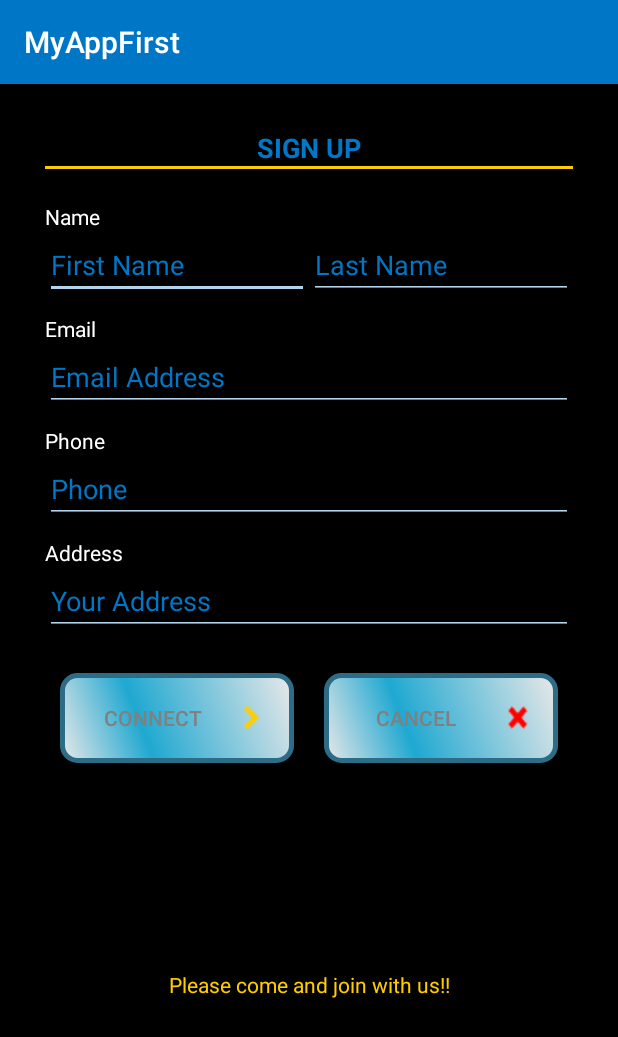
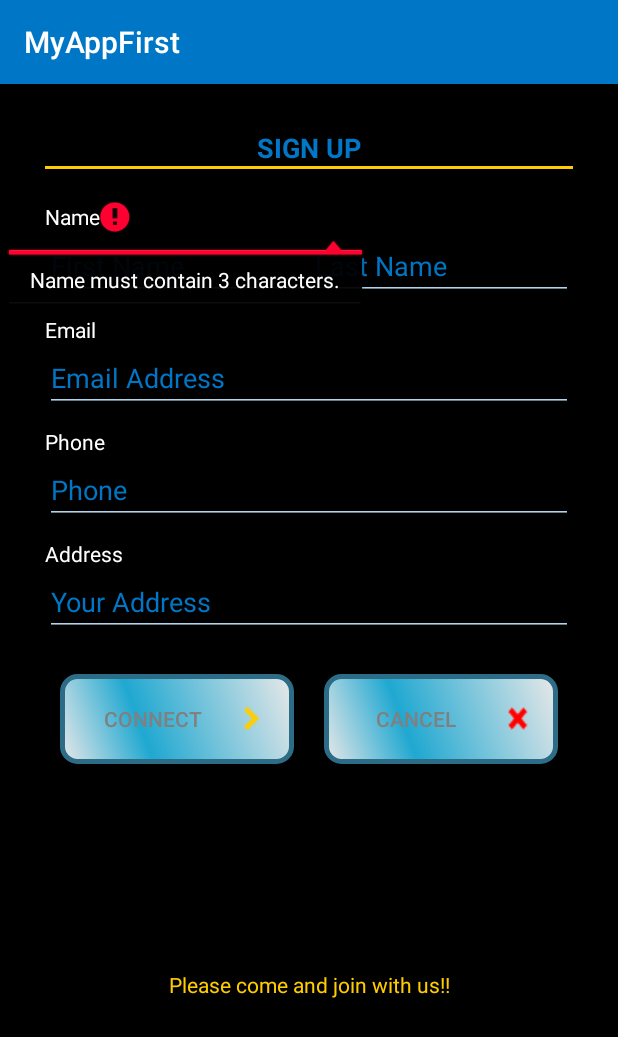
Before and after one commit to taramndr/AndroidFirst, an Android app: the screen it shows after launch (MainActivity), after a tap on "CONNECT", on a phone screen of 412 x 824 dp. Shown: the top 1037 px of the screen. Run offline under Robolectric (Android 15) with nearby library versions, the phone set to English and light mode, and no system bars.

Commit message:
Initial commit

```diff
--- a/app/src/main/java/android/com/myappfirst/activity/FrontActivity.java
+++ b/app/src/main/java/android/com/myappfirst/activity/FrontActivity.java
@@ -133,7 +133,7 @@ public class FrontActivity extends AppCompatActivity {
     //just starting new activity
     public void calculateUserAge(View v){
         startActivity(new Intent(this, CalculateUserAge.class));
-        //if i put this finish then after backpress frm CalculateUserAge activity you will be directly redirect to MainActivity(form)
+        //if we put this finish then after backpress frm CalculateUserAge activity you will be directly redirect to MainActivity(form)
         finish(); // if we use finish() then app not return back to this activity again
     }
 
--- a/app/src/main/java/android/com/myappfirst/activity/MainActivity.java
+++ b/app/src/main/java/android/com/myappfirst/activity/MainActivity.java
@@ -12,12 +12,14 @@ import android.util.Log;
 import android.view.View;
 import android.widget.Button;
 import android.widget.EditText;
+import android.widget.TextView;
 import android.widget.Toast;
 
 public class MainActivity extends AppCompatActivity implements View.OnClickListener {
 
     private static final String TAG = MainActivity.class.getSimpleName();
     private EditText edtFirstName, edtLastName, edtPhone, edtEmail, edtAddress;
+    private TextView txtFname;
     private Button btnSubmit, btnCancel;
     private String firstName, lastName, email, address, phone;
 
@@ -49,6 +51,8 @@ public class MainActivity extends AppCompatActivity implements View.OnClickListe
         edtAddress = (EditText) findViewById(R.id.edt_address);
         btnSubmit = (Button) findViewById(R.id.btn_submit);
         btnCancel = (Button) findViewById(R.id.btn_cancel);
+
+        txtFname = (TextView) findViewById(R.id.txt_fname);
     }
 
     //function call frm view on btn click
@@ -94,19 +98,32 @@ public class MainActivity extends AppCompatActivity implements View.OnClickListe
 
         getDataFromForm();
 
-        if ( TextUtils.isEmpty(firstName) || TextUtils.isEmpty(lastName) || TextUtils.getTrimmedLength(lastName) < 3 || TextUtils.getTrimmedLength(firstName) < 3 ) {  //TextUtils is already build in class to chk for text validation
-            ToastUtils.showToast(MainActivity.this, "Name must have at least 3 characters." , false);
+        if ( TextUtils.isEmpty(firstName)  || TextUtils.getTrimmedLength(firstName) < 3 ) {  //TextUtils is already build in class to chk for text validation
+            //ToastUtils.showToast(MainActivity.this, "Name must have at least 3 characters." , false);
+            txtFname.setError("Name must contain 3 characters.");
+            valid = false;
+        }
+
+        else if (TextUtils.isEmpty(lastName) || TextUtils.getTrimmedLength(lastName) < 3){
+            txtFname.setError("Name must have at least 3 characters.");
+            //edtLastName.setError("Last Name contain 3 characters.");
             valid = false;
         }
 
         else if (TextUtils.isEmpty(email) || !android.util.Patterns.EMAIL_ADDRESS.matcher(email).matches()) {
-            ToastUtils.showToast(MainActivity.this, "Enter valid Email Address." , false);
+            edtEmail.setError("Enter valid Email Address.");
             valid = false;
         }
 
         else if (TextUtils.isEmpty(phone) || TextUtils.getTrimmedLength(phone) != 10) {
-            ToastUtils.showToast(MainActivity.this, "Enter valid Phone Number." , false);
+            edtPhone.setError("Enter valid phone number.");
             valid = false;
+        }
+
+        else {
+            txtFname.setError(null);
+            edtEmail.setError(null);
+            edtPhone.setError(null);
         }
 
         return valid;
@@ -137,12 +154,17 @@ public class MainActivity extends AppCompatActivity implements View.OnClickListe
         b.putString(Constants.ADDRESS, address);
         // Creating Intent object
         Intent i = new Intent(getApplicationContext(), FrontActivity.class);
+        //storing bundle object into intent
+        i.putExtras(b);
+        startActivity(i);
+        //Other way of using intent
+        //Intent i = new Intent();
+        //i.setClassName( "android.com.myappfirst.activity", "android.com.myappfirst.activity.FrontActivity");
+
+        //use below code if not used bundle
         //i.putExtra(Constants.FIRST_NAME, firstName);
         //i.putExtra(Constants.LAST_NAME, lastName);
         //startActivity(i);
-        //storing bundle object into intent
-        i.putExtras(b);
-        startActivity(i);
 
     }
 
--- a/app/src/main/java/android/com/myappfirst/activity/ShowUserType.java
+++ b/app/src/main/java/android/com/myappfirst/activity/ShowUserType.java
@@ -56,7 +56,7 @@ public class ShowUserType extends AppCompatActivity {
     //Return an value to {@link FrontActivity}
     public void  passUserTypeToParentActivity(View v){
         Intent i = new Intent();
-        i.putExtra(Constants.USER_TYPE, "Passed from called UserType - Activity for startActivity for Result- Front");
+        i.putExtra(Constants.USER_TYPE, "Passed from called UserType Activity to Front. The user type " + user_type + "and relates to course "+ user_course);
         setResult(2, i);
         finish();
     }
--- a/app/src/main/res/layout/activity_main.xml
+++ b/app/src/main/res/layout/activity_main.xml
@@ -41,7 +41,11 @@
             android:layout_weight="1"
             android:layout_height="0dp"
             android:text="@string/name"
-            android:textColor="#fff"/>
+            android:textColor="#fff"
+            android:id="@+id/txt_fname"
+            android:focusable="true"
+            android:clickable="true"
+            android:focusableInTouchMode="true"/>
 
         <LinearLayout
             android:layout_width="match_parent"
@@ -53,20 +57,17 @@
                 android:layout_width="0dp"
                 android:layout_weight="1"
                 android:layout_height="wrap_content"
-                android:backgroundTint="@color/lighter_blue"
                 android:hint="@string/first_name"
-                android:textColor="@color/blue"
-                android:textColorHint="@color/blue" />
+                style="@style/editTextStyle"
+                />
 
             <EditText
                 android:id="@+id/edt_last_name"
                 android:layout_width="0dp"
                 android:layout_height="wrap_content"
                 android:layout_weight="1"
-                android:backgroundTint="@color/lighter_blue"
                 android:hint="@string/last_name"
-                android:textColor="@color/blue"
-                android:textColorHint="@color/blue" />
+                style="@style/editTextStyle" />
 
         </LinearLayout>
 
@@ -94,9 +95,7 @@
             android:id="@+id/edt_email_address"
             android:inputType="textEmailAddress"
             android:hint="@string/email_address"
-            android:textColor="@color/blue"
-            android:textColorHint="@color/blue"
-            android:backgroundTint="@color/lighter_blue"/>
+            style="@style/editTextStyle"/>
 
     </LinearLayout>
 
@@ -123,9 +122,7 @@
             android:inputType="phone"
             android:maxLength="10"
             android:hint="@string/phone"
-            android:textColorHint="@color/blue"
-            android:textColor="@color/blue"
-            android:backgroundTint="@color/lighter_blue"/>
+            style="@style/editTextStyle"/>
 
     </LinearLayout>
 
@@ -150,10 +147,7 @@
             android:layout_height="0dp"
             android:id="@+id/edt_address"
             android:hint="@string/your_address"
-            android:visibility="visible"
-            android:textColor="@color/blue"
-            android:textColorHint="@color/blue"
-            android:backgroundTint="@color/lighter_blue"
+            style="@style/editTextStyle"
            />
 
     </LinearLayout>
@@ -183,7 +177,6 @@
             android:textSize="14sp"
             android:layout_marginRight="10dp"
             android:paddingRight="20px"
-
             />
 
 
--- /dev/null
+++ b/app/src/main/res/values/edit_styles.xml
@@ -0,0 +1,9 @@
+<?xml version="1.0" encoding="utf-8"?>
+<resources>
+    <style name="editTextStyle" parent="@android:style/Widget.EditText">
+        <item name="android:backgroundTint">@color/lighter_blue</item>
+        <item name="android:textColor">@color/blue</item>
+        <item name="android:textColorHint">@color/blue</item>
+
+    </style>
+</resources>
```
